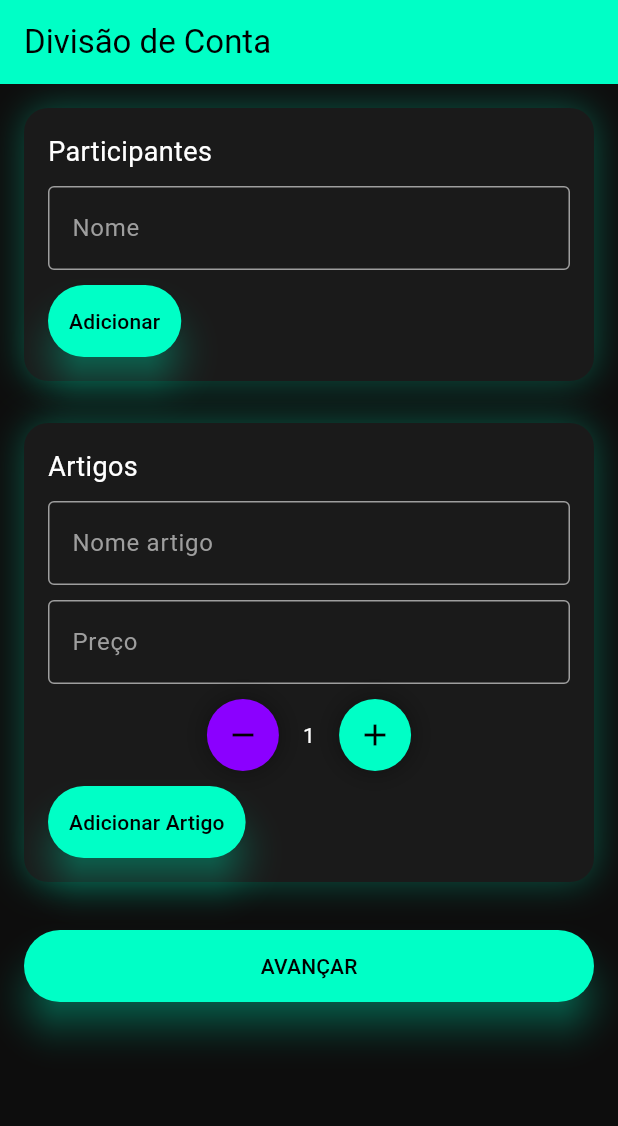
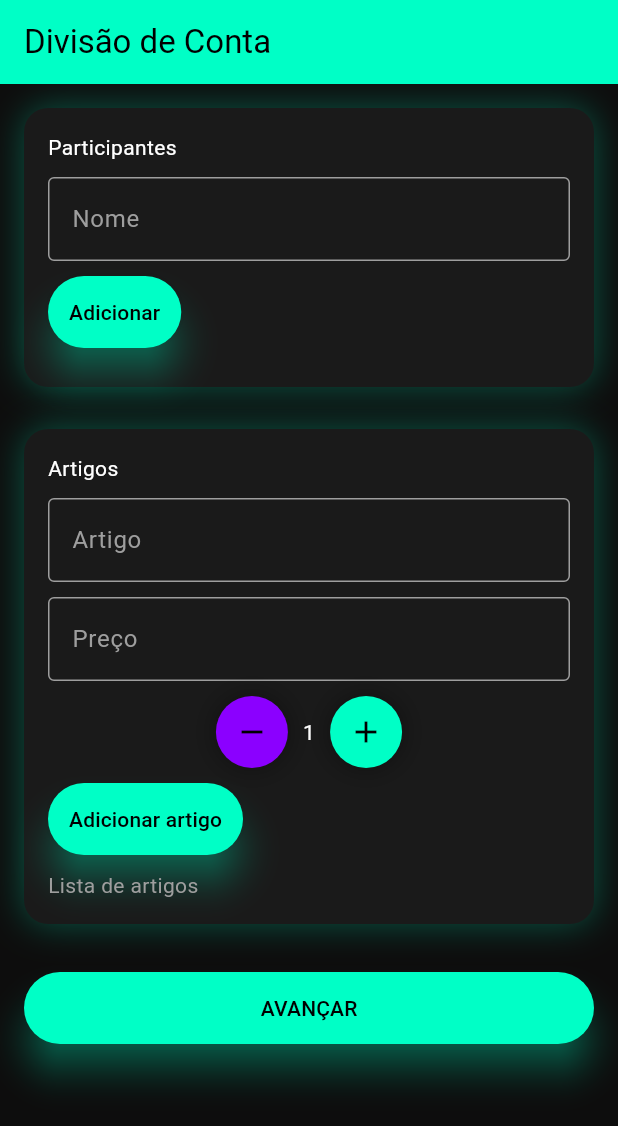
Before and after one commit to cristiano-istec/DDM-TP1-Cris-Joao-Joao, a Flutter app: the screen it shows after launch, on a phone screen of 412 x 824 dp. Shown: the top 1126 px of the screen. Run offline on Flutter 3.47's test engine with Material 3 defaults, Android fonts, the phone set to English and light mode, and no system bars; our stand-ins replace flutter_riverpod.

Commit message:
bugfix de produtos não aparecerem na lista

```diff
--- a/lib/screens/ecra1.dart
+++ b/lib/screens/ecra1.dart
@@ -17,7 +17,7 @@ class Ecra1 extends ConsumerStatefulWidget {
 
 class _Ecra1State extends ConsumerState<Ecra1> {
   final nomeController = TextEditingController();
-  final artigoNomeController = TextEditingController();
+  final artigoController = TextEditingController();
   final precoController = TextEditingController();
 
   @override
@@ -31,16 +31,21 @@ class _Ecra1State extends ConsumerState<Ecra1> {
         backgroundColor: const Color(0xFF00FFC6),
         foregroundColor: Colors.black,
       ),
+
       body: ListView(
         padding: const EdgeInsets.all(16),
         children: [
 
+          // ================= PARTICIPANTES =================
           NeonCard(
             child: Column(
-              crossAxisAlignment: CrossAxisAlignment.start,
+              crossAxisAlignment: CrossAxisAlignment.start, // FIX AQUI
               children: [
-                const Text("Participantes",
-                    style: TextStyle(color: Colors.white, fontSize: 18)),
+
+                const Text(
+                  "Participantes",
+                  style: TextStyle(color: Colors.white),
+                ),
 
                 const SizedBox(height: 10),
 
@@ -55,17 +60,24 @@ class _Ecra1State extends ConsumerState<Ecra1> {
                   text: "Adicionar",
                   onPressed: () {
                     if (nomeController.text.isEmpty) return;
+
                     ref.read(contaProvider.notifier)
                         .adicionarParticipante(nomeController.text);
+
                     nomeController.clear();
                   },
                 ),
 
+                const SizedBox(height: 10),
+
                 ...conta.participantes.map((p) => ListTile(
+                      contentPadding: EdgeInsets.zero,
                       leading: const Icon(Icons.person,
                           color: Colors.white),
-                      title: Text(p.nome,
-                          style: const TextStyle(color: Colors.white)),
+                      title: Text(
+                        p.nome,
+                        style: const TextStyle(color: Colors.white),
+                      ),
                     )),
               ],
             ),
@@ -73,19 +85,22 @@ class _Ecra1State extends ConsumerState<Ecra1> {
 
           const SizedBox(height: 16),
 
+          // ================= ARTIGOS =================
           NeonCard(
             child: Column(
-              crossAxisAlignment: CrossAxisAlignment.start,
+              crossAxisAlignment: CrossAxisAlignment.start, // FIX AQUI
               children: [
 
-                const Text("Artigos",
-                    style: TextStyle(color: Colors.white, fontSize: 18)),
+                const Text(
+                  "Artigos",
+                  style: TextStyle(color: Colors.white),
+                ),
 
                 const SizedBox(height: 10),
 
                 NeonInput(
-                  controller: artigoNomeController,
-                  label: "Nome artigo",
+                  controller: artigoController,
+                  label: "Artigo",
                 ),
 
                 const SizedBox(height: 10),
@@ -105,26 +120,26 @@ class _Ecra1State extends ConsumerState<Ecra1> {
                     NeonCircleButton(
                       icon: Icons.remove,
                       color: const Color(0xFF8B00FF),
-                      onPressed: () {
-                        ref.read(contaProvider.notifier)
-                            .decrementarQuantidade();
-                      },
+                      onPressed: () => ref
+                          .read(contaProvider.notifier)
+                          .decrementarQuantidade(),
                     ),
 
-                    const SizedBox(width: 16),
+                    const SizedBox(width: 10),
 
-                    Text("${conta.quantidadeAtual}",
-                        style: const TextStyle(color: Colors.white)),
+                    Text(
+                      "${conta.quantidadeAtual}",
+                      style: const TextStyle(color: Colors.white),
+                    ),
 
-                    const SizedBox(width: 16),
+                    const SizedBox(width: 10),
 
                     NeonCircleButton(
                       icon: Icons.add,
                       color: const Color(0xFF00FFC6),
-                      onPressed: () {
-                        ref.read(contaProvider.notifier)
-                            .incrementarQuantidade();
-                      },
+                      onPressed: () => ref
+                          .read(contaProvider.notifier)
+                          .incrementarQuantidade(),
                     ),
                   ],
                 ),
@@ -132,26 +147,39 @@ class _Ecra1State extends ConsumerState<Ecra1> {
                 const SizedBox(height: 10),
 
                 NeonButton(
-                  text: "Adicionar Artigo",
+                  text: "Adicionar artigo",
                   onPressed: () {
-                    if (artigoNomeController.text.isEmpty ||
+                    if (artigoController.text.isEmpty ||
                         precoController.text.isEmpty) return;
 
                     ref.read(contaProvider.notifier).adicionarArtigo(
-                          artigoNomeController.text,
+                          artigoController.text,
                           double.parse(precoController.text),
                         );
 
-                    artigoNomeController.clear();
+                    artigoController.clear();
                     precoController.clear();
                   },
                 ),
+
+                const SizedBox(height: 10),
+
+                const Text(
+                  "Lista de artigos",
+                  style: TextStyle(color: Colors.grey),
+                ),
+
+                ...conta.artigos.map((a) => Text(
+                      "${a.nome} - ${a.preco}€ x${a.quantidade}",
+                      style: const TextStyle(color: Colors.white),
+                    )),
               ],
             ),
           ),
 
           const SizedBox(height: 20),
 
+          // ================= AVANÇAR =================
           NeonButton(
             text: "AVANÇAR",
             onPressed: () {
```
